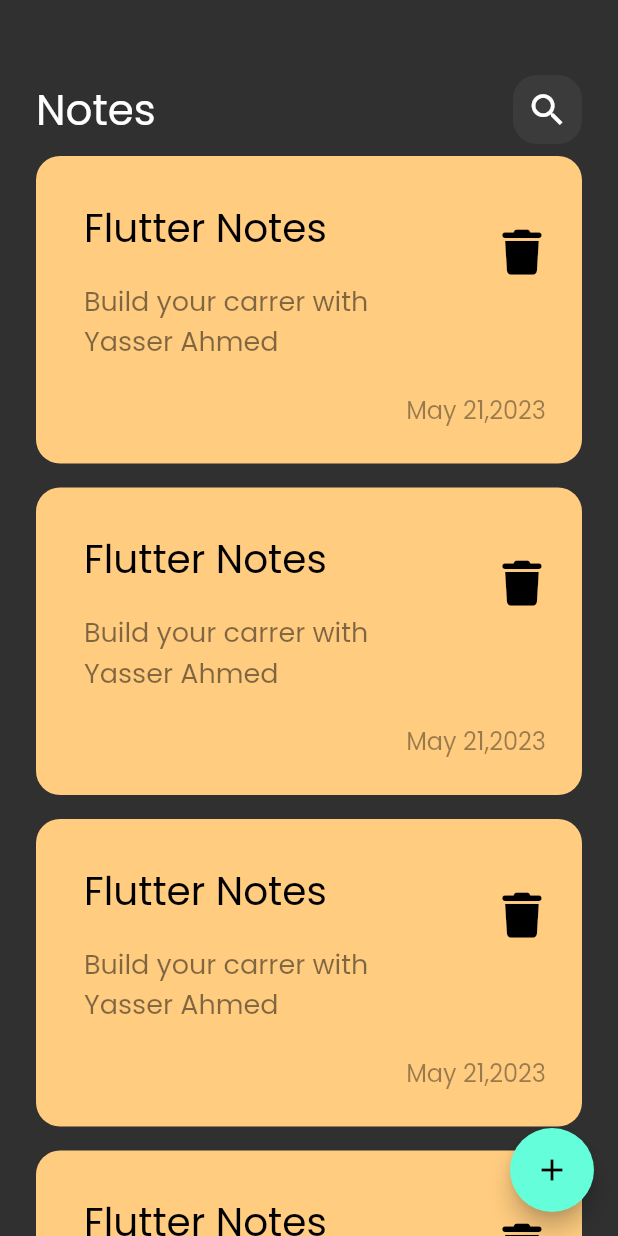
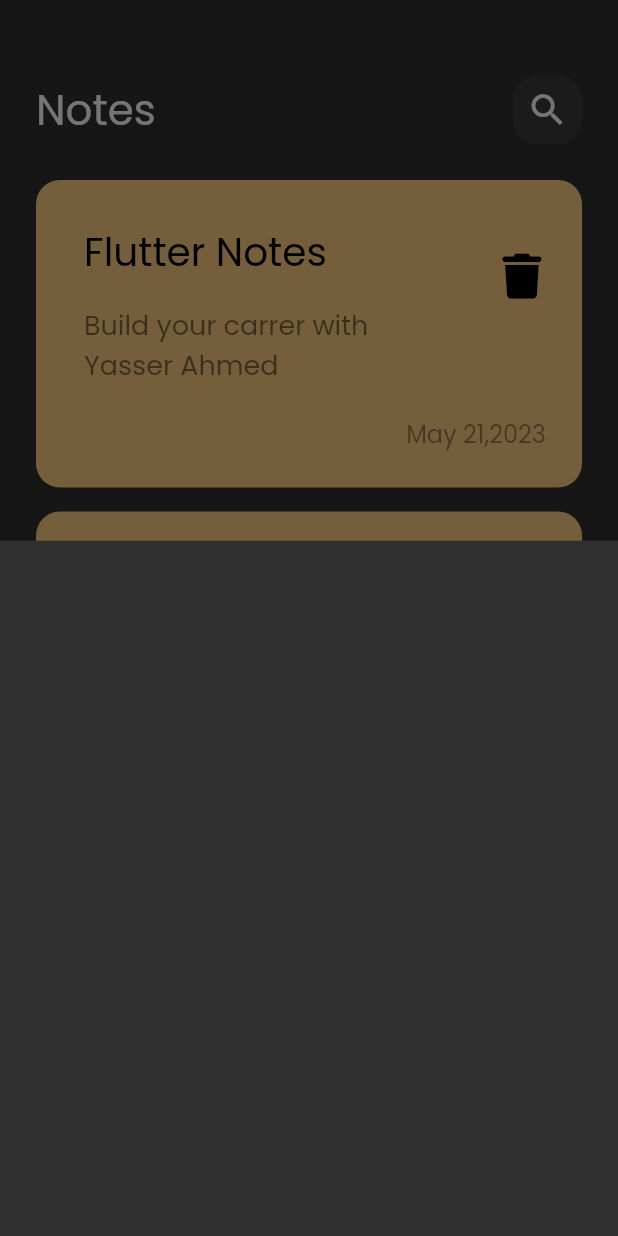
Before and after one commit to yasserpro2004/notesApp, a Flutter app: the screen it shows after launch, after a tap on the "add" icon, on a phone screen of 412 x 824 dp. Run offline on Flutter 3.47's test engine with Material 2 defaults, Android fonts, the phone set to English and light mode, and no system bars; our stand-ins replace font_awesome_flutter.

```diff
--- a/lib/views/notes_view.dart
+++ b/lib/views/notes_view.dart
@@ -1,7 +1,4 @@
 import 'package:flutter/material.dart';
-import 'package:flutter/src/widgets/framework.dart';
-import 'package:flutter/src/widgets/placeholder.dart';
-
 import 'widgets/notes_view_body.dart';
 
 class NotesView extends StatelessWidget {
@@ -11,7 +8,13 @@ class NotesView extends StatelessWidget {
   Widget build(BuildContext context) {
     return Scaffold(
       floatingActionButton: FloatingActionButton(
-        onPressed: () {},
+        onPressed: () {
+          showModalBottomSheet(
+              context: context,
+              builder: (context) {
+                return Container();
+              });
+        },
         child: const Icon(Icons.add),
       ),
       body: const NotesViewBody(),
--- a/lib/views/widgets/Notes_List_View.dart
+++ b/lib/views/widgets/Notes_List_View.dart
@@ -6,11 +6,16 @@ class NotesListView extends StatelessWidget {
 
   @override
   Widget build(BuildContext context) {
-    return ListView.builder(itemBuilder: (context, index) {
-      return const Padding(
-        padding: EdgeInsets.symmetric(vertical: 8),
-        child: NoteItem(),
-      );
-    });
+    return Padding(
+      padding: const EdgeInsets.symmetric(vertical: 16),
+      child: ListView.builder(
+          padding: EdgeInsets.zero,
+          itemBuilder: (context, index) {
+            return const Padding(
+              padding: EdgeInsets.symmetric(vertical: 8),
+              child: NoteItem(),
+            );
+          }),
+    );
   }
 }
--- a/lib/views/widgets/notes_view_body.dart
+++ b/lib/views/widgets/notes_view_body.dart
@@ -1,5 +1,5 @@
 import 'package:flutter/material.dart';
-import 'Notes_List_View.dart';
+import 'notes_list_view.dart';
 import 'custom_app_bar.dart';
 
 
```
Also changed, not shown: lib/views/widgets/Add_Note_Bottom_sheet.dart (added, +11 -0 lines).
